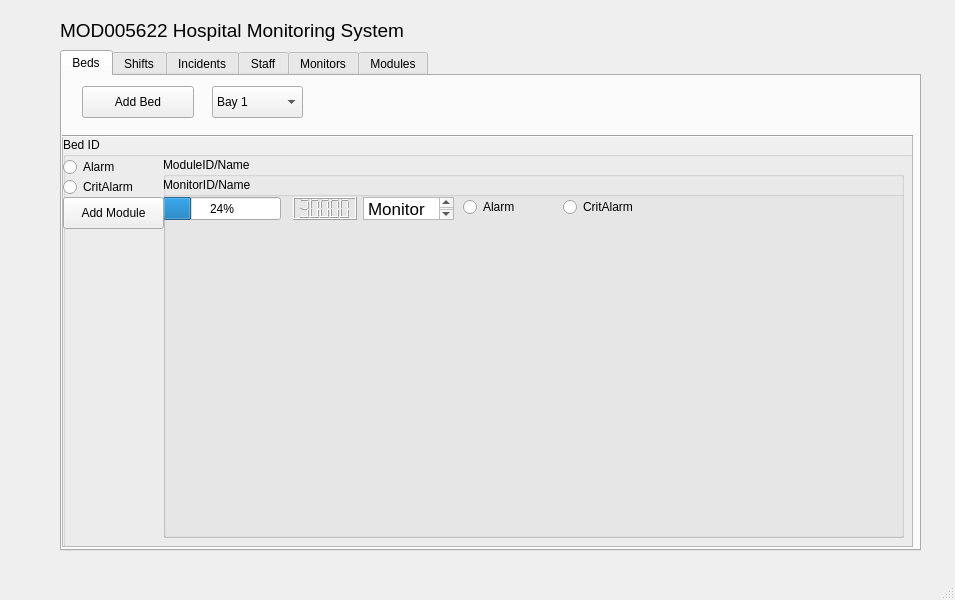
ZaxterB/Hospital, file src/files/mainwindow.ui: the form before one commit.
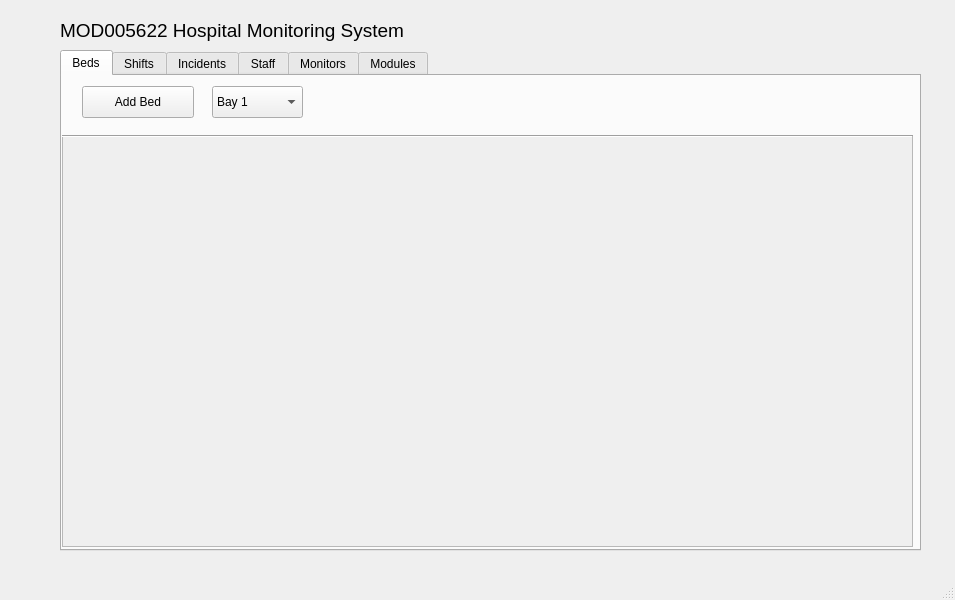
The form after the commit.

Commit message: started automatein ui objects. need to do finicky dynamic sizing in scroll area.

What changed in the file:
```diff
--- a/src/files/mainwindow.ui
+++ b/src/files/mainwindow.ui
@@ -70,165 +70,165 @@
          </rect>
         </property>
         <layout class="QVBoxLayout" name="verticalLayout">
-         <item>
-          <widget class="QGroupBox" name="groupBox">
-           <property name="minimumSize">
-            <size>
-             <width>849</width>
-             <height>120</height>
-            </size>
-           </property>
-           <property name="title">
-            <string>Bed ID</string>
-           </property>
-           <widget class="QWidget" name="verticalLayoutWidget">
-            <property name="geometry">
-             <rect>
-              <x>100</x>
-              <y>20</y>
-              <width>741</width>
-              <height>381</height>
-             </rect>
-            </property>
-            <layout class="QVBoxLayout" name="verticalLayout_2">
-             <item>
-              <widget class="QGroupBox" name="groupBox_2">
-               <property name="title">
-                <string>ModuleID/Name</string>
-               </property>
-               <widget class="QWidget" name="verticalLayoutWidget_2">
-                <property name="geometry">
-                 <rect>
-                  <x>0</x>
-                  <y>20</y>
-                  <width>761</width>
-                  <height>361</height>
-                 </rect>
-                </property>
-                <layout class="QVBoxLayout" name="verticalLayout_3">
-                 <item>
-                  <widget class="QGroupBox" name="groupBox_3">
-                   <property name="title">
-                    <string>MonitorID/Name</string>
-                   </property>
-                   <widget class="QProgressBar" name="progressBar">
-                    <property name="geometry">
-                     <rect>
-                      <x>0</x>
-                      <y>20</y>
-                      <width>118</width>
-                      <height>23</height>
-                     </rect>
-                    </property>
-                    <property name="value">
-                     <number>24</number>
-                    </property>
-                   </widget>
-                   <widget class="QLCDNumber" name="lcdNumber">
-                    <property name="geometry">
-                     <rect>
-                      <x>130</x>
-                      <y>20</y>
-                      <width>64</width>
-                      <height>23</height>
-                     </rect>
-                    </property>
-                    <property name="value">
-                     <number>30000</number>
-                    </property>
-                   </widget>
-                   <widget class="QTextBrowser" name="textBrowser">
-                    <property name="geometry">
-                     <rect>
-                      <x>200</x>
-                      <y>20</y>
-                      <width>91</width>
-                      <height>23</height>
-                     </rect>
-                    </property>
-                    <property name="html">
-                     <string>&lt;!DOCTYPE HTML PUBLIC &quot;-//W3C//DTD HTML 4.0//EN&quot; &quot;http://www.w3.org/TR/REC-html40/strict.dtd&quot;&gt;
-&lt;html&gt;&lt;head&gt;&lt;meta name=&quot;qrichtext&quot; content=&quot;1&quot; /&gt;&lt;style type=&quot;text/css&quot;&gt;
-p, li { white-space: pre-wrap; }
-&lt;/style&gt;&lt;/head&gt;&lt;body style=&quot; font-family:'.AppleSystemUIFont'; font-size:13pt; font-weight:400; font-style:normal;&quot;&gt;
-&lt;p style=&quot; margin-top:0px; margin-bottom:0px; margin-left:0px; margin-right:0px; -qt-block-indent:0; text-indent:0px;&quot;&gt;Monitor Units&lt;/p&gt;&lt;/body&gt;&lt;/html&gt;</string>
-                    </property>
-                   </widget>
-                   <widget class="QRadioButton" name="radioButton_3">
-                    <property name="geometry">
-                     <rect>
-                      <x>300</x>
-                      <y>20</y>
-                      <width>100</width>
-                      <height>20</height>
-                     </rect>
-                    </property>
-                    <property name="text">
-                     <string>Alarm</string>
-                    </property>
-                   </widget>
-                   <widget class="QRadioButton" name="radioButton_4">
-                    <property name="geometry">
-                     <rect>
-                      <x>400</x>
-                      <y>20</y>
-                      <width>100</width>
-                      <height>20</height>
-                     </rect>
-                    </property>
-                    <property name="text">
-                     <string>CritAlarm</string>
-                    </property>
-                   </widget>
-                  </widget>
-                 </item>
-                </layout>
-               </widget>
-              </widget>
-             </item>
-            </layout>
-           </widget>
-           <widget class="QRadioButton" name="radioButton">
-            <property name="geometry">
-             <rect>
-              <x>0</x>
-              <y>20</y>
-              <width>101</width>
-              <height>20</height>
-             </rect>
-            </property>
-            <property name="text">
-             <string>Alarm</string>
-            </property>
-           </widget>
-           <widget class="QRadioButton" name="radioButton_2">
-            <property name="geometry">
-             <rect>
-              <x>0</x>
-              <y>40</y>
-              <width>101</width>
-              <height>20</height>
-             </rect>
-            </property>
-            <property name="text">
-             <string>CritAlarm</string>
-            </property>
-           </widget>
-           <widget class="QPushButton" name="pushButton_2">
-            <property name="geometry">
-             <rect>
-              <x>0</x>
-              <y>60</y>
-              <width>101</width>
-              <height>32</height>
-             </rect>
-            </property>
-            <property name="text">
-             <string>Add Module</string>
-            </property>
-           </widget>
-          </widget>
-         </item>
+<!--         <item>-->
+<!--          <widget class="QGroupBox" name="BedGroupBox">-->
+<!--           <property name="minimumSize">-->
+<!--            <size>-->
+<!--             <width>849</width>-->
+<!--             <height>120</height>-->
+<!--            </size>-->
+<!--           </property>-->
+<!--           <property name="title">-->
+<!--            <string>Bed ID</string>-->
+<!--           </property>-->
+<!--           <widget class="QWidget" name="verticalLayoutWidget">-->
+<!--            <property name="geometry">-->
+<!--             <rect>-->
+<!--              <x>100</x>-->
+<!--              <y>20</y>-->
+<!--              <width>741</width>-->
+<!--              <height>381</height>-->
+<!--             </rect>-->
+<!--            </property>-->
+<!--            <layout class="QVBoxLayout" name="verticalLayout_2">-->
+<!--             <item>-->
+<!--              <widget class="QGroupBox" name="ModulemonitorsGroupBox">-->
+<!--               <property name="title">-->
+<!--                <string>ModuleID/Name</string>-->
+<!--               </property>-->
+<!--               <widget class="QWidget" name="verticalLayoutWidget_2">-->
+<!--                <property name="geometry">-->
+<!--                 <rect>-->
+<!--                  <x>0</x>-->
+<!--                  <y>20</y>-->
+<!--                  <width>761</width>-->
+<!--                  <height>361</height>-->
+<!--                 </rect>-->
+<!--                </property>-->
+<!--                <layout class="QVBoxLayout" name="verticalLayout_3">-->
+<!--                 <item>-->
+<!--                  <widget class="QGroupBox" name="MonitorGroupBox">-->
+<!--                   <property name="title">-->
+<!--                    <string>MonitorID/Name</string>-->
+<!--                   </property>-->
+<!--                   <widget class="QProgressBar" name="MonitorValueScale">-->
+<!--                    <property name="geometry">-->
+<!--                     <rect>-->
+<!--                      <x>0</x>-->
+<!--                      <y>20</y>-->
+<!--                      <width>118</width>-->
+<!--                      <height>23</height>-->
+<!--                     </rect>-->
+<!--                    </property>-->
+<!--                    <property name="value">-->
+<!--                     <number>24</number>-->
+<!--                    </property>-->
+<!--                   </widget>-->
+<!--                   <widget class="QLCDNumber" name="MonitorCurrentValue">-->
+<!--                    <property name="geometry">-->
+<!--                     <rect>-->
+<!--                      <x>130</x>-->
+<!--                      <y>20</y>-->
+<!--                      <width>64</width>-->
+<!--                      <height>23</height>-->
+<!--                     </rect>-->
+<!--                    </property>-->
+<!--                    <property name="value" stdset="0">-->
+<!--                     <double>30000.000000000000000</double>-->
+<!--                    </property>-->
+<!--                   </widget>-->
+<!--                   <widget class="QTextBrowser" name="MonitorUnits">-->
+<!--                    <property name="geometry">-->
+<!--                     <rect>-->
+<!--                      <x>200</x>-->
+<!--                      <y>20</y>-->
+<!--                      <width>91</width>-->
+<!--                      <height>23</height>-->
+<!--                     </rect>-->
+<!--                    </property>-->
+<!--                    <property name="html">-->
+<!--                     <string>&lt;!DOCTYPE HTML PUBLIC &quot;-//W3C//DTD HTML 4.0//EN&quot; &quot;http://www.w3.org/TR/REC-html40/strict.dtd&quot;&gt;-->
+<!--&lt;html&gt;&lt;head&gt;&lt;meta name=&quot;qrichtext&quot; content=&quot;1&quot; /&gt;&lt;style type=&quot;text/css&quot;&gt;-->
+<!--p, li { white-space: pre-wrap; }-->
+<!--&lt;/style&gt;&lt;/head&gt;&lt;body style=&quot; font-family:'.AppleSystemUIFont'; font-size:13pt; font-weight:400; font-style:normal;&quot;&gt;-->
+<!--&lt;p style=&quot; margin-top:0px; margin-bottom:0px; margin-left:0px; margin-right:0px; -qt-block-indent:0; text-indent:0px;&quot;&gt;Monitor Units&lt;/p&gt;&lt;/body&gt;&lt;/html&gt;</string>-->
+<!--                    </property>-->
+<!--                   </widget>-->
+<!--                   <widget class="QRadioButton" name="MonitorAlarm">-->
+<!--                    <property name="geometry">-->
+<!--                     <rect>-->
+<!--                      <x>300</x>-->
+<!--                      <y>20</y>-->
+<!--                      <width>100</width>-->
+<!--                      <height>20</height>-->
+<!--                     </rect>-->
+<!--                    </property>-->
+<!--                    <property name="text">-->
+<!--                     <string>Alarm</string>-->
+<!--                    </property>-->
+<!--                   </widget>-->
+<!--                   <widget class="QRadioButton" name="MonitorCritAlarm">-->
+<!--                    <property name="geometry">-->
+<!--                     <rect>-->
+<!--                      <x>400</x>-->
+<!--                      <y>20</y>-->
+<!--                      <width>100</width>-->
+<!--                      <height>20</height>-->
+<!--                     </rect>-->
+<!--                    </property>-->
+<!--                    <property name="text">-->
+<!--                     <string>CritAlarm</string>-->
+<!--                    </property>-->
+<!--                   </widget>-->
+<!--                  </widget>-->
+<!--                 </item>-->
+<!--                </layout>-->
+<!--               </widget>-->
+<!--              </widget>-->
+<!--             </item>-->
+<!--            </layout>-->
+<!--           </widget>-->
+<!--           <widget class="QRadioButton" name="BedAlarm">-->
+<!--            <property name="geometry">-->
+<!--             <rect>-->
+<!--              <x>0</x>-->
+<!--              <y>20</y>-->
+<!--              <width>101</width>-->
+<!--              <height>20</height>-->
+<!--             </rect>-->
+<!--            </property>-->
+<!--            <property name="text">-->
+<!--             <string>Alarm</string>-->
+<!--            </property>-->
+<!--           </widget>-->
+<!--           <widget class="QRadioButton" name="BedCritAlarm">-->
+<!--            <property name="geometry">-->
+<!--             <rect>-->
+<!--              <x>0</x>-->
+<!--              <y>40</y>-->
+<!--              <width>101</width>-->
+<!--              <height>20</height>-->
+<!--             </rect>-->
+<!--            </property>-->
+<!--            <property name="text">-->
+<!--             <string>CritAlarm</string>-->
+<!--            </property>-->
+<!--           </widget>-->
+<!--           <widget class="QPushButton" name="BedAddModule">-->
+<!--            <property name="geometry">-->
+<!--             <rect>-->
+<!--              <x>0</x>-->
+<!--              <y>60</y>-->
+<!--              <width>101</width>-->
+<!--              <height>32</height>-->
+<!--             </rect>-->
+<!--            </property>-->
+<!--            <property name="text">-->
+<!--             <string>Add Module</string>-->
+<!--            </property>-->
+<!--           </widget>-->
+<!--          </widget>-->
+<!--         </item>-->
         </layout>
        </widget>
       </widget>
```
The commit also changes 2 other files.
